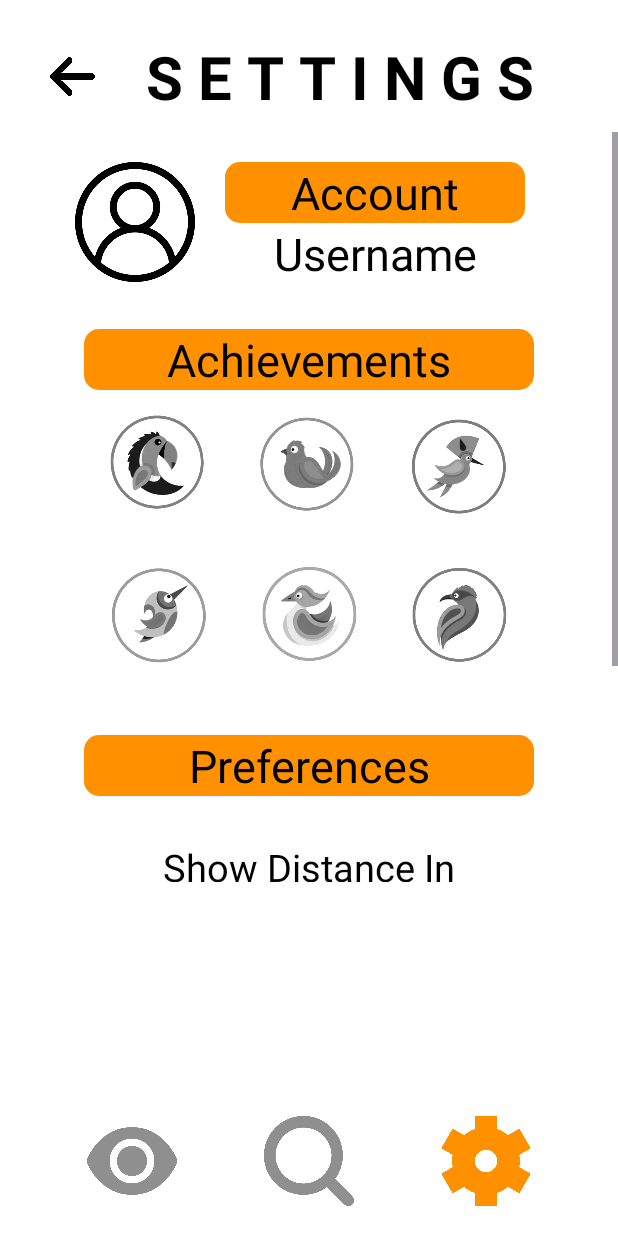
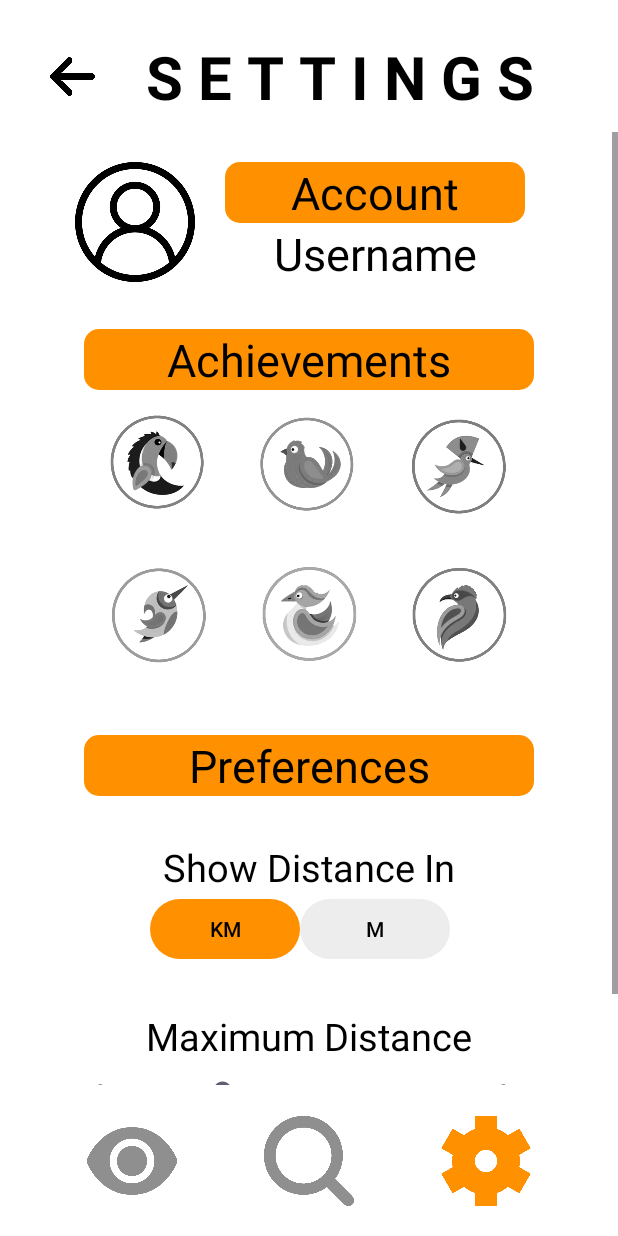
Before and after one commit to ST10090538/OPSC7311_POE, an Android app: the Preferences screen opened directly, with no data from a screen before it, on a phone screen of 412 x 824 dp. Run offline under Robolectric (Android 15) with nearby library versions, the phone set to English and light mode, and no system bars.

Commit message:
Edited the settings page layout.

```diff
--- a/app/src/main/java/a/co/varsitycollege/st10090538/opsc7311_poe/MainActivity.kt
+++ b/app/src/main/java/a/co/varsitycollege/st10090538/opsc7311_poe/MainActivity.kt
@@ -20,7 +20,7 @@ class MainActivity : AppCompatActivity() {
 
         val click = findViewById<View>(R.id.WelcomePage)
         click.setOnClickListener {
-            startActivity(Intent(this, ExploreActivity::class.java))
+            startActivity(Intent(this, LoginPage::class.java))
         }
     }
 }
--- a/app/src/main/res/layout/settings.xml
+++ b/app/src/main/res/layout/settings.xml
@@ -34,7 +34,7 @@
     <ScrollView
         android:id="@+id/scrollView2"
         android:layout_width="match_parent"
-        android:layout_height="500dp"
+        android:layout_height="635dp"
         android:layout_marginTop="10dp"
         app:layout_constraintTop_toBottomOf="@+id/textView6"
         tools:layout_editor_absoluteX="0dp">
```
